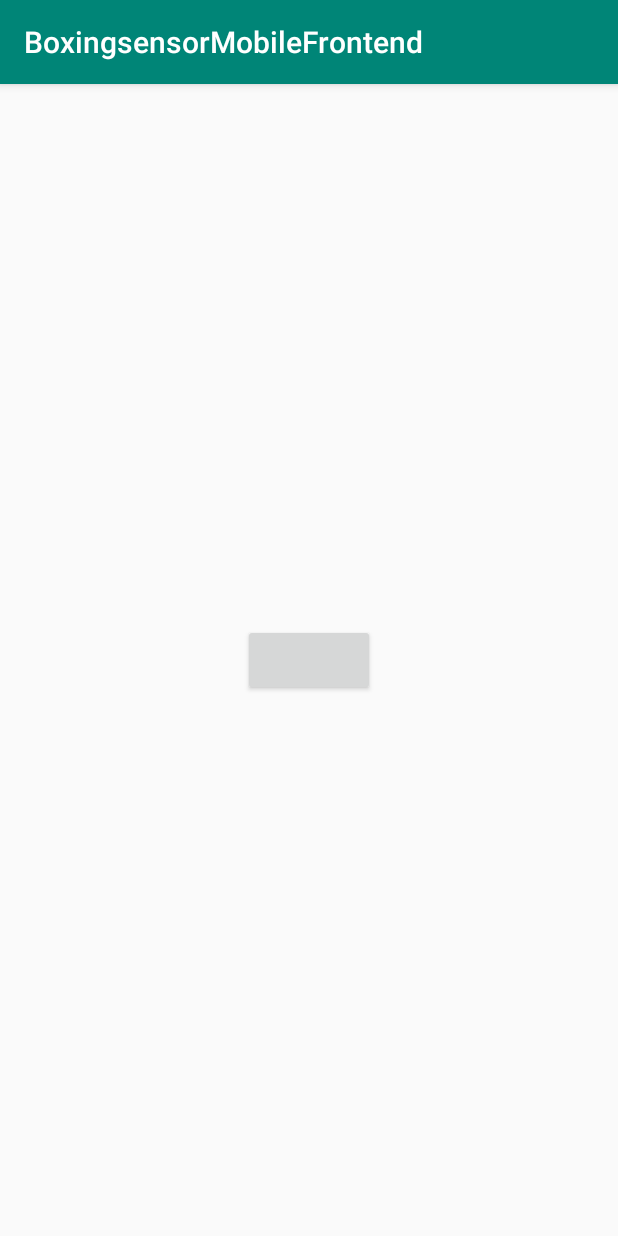
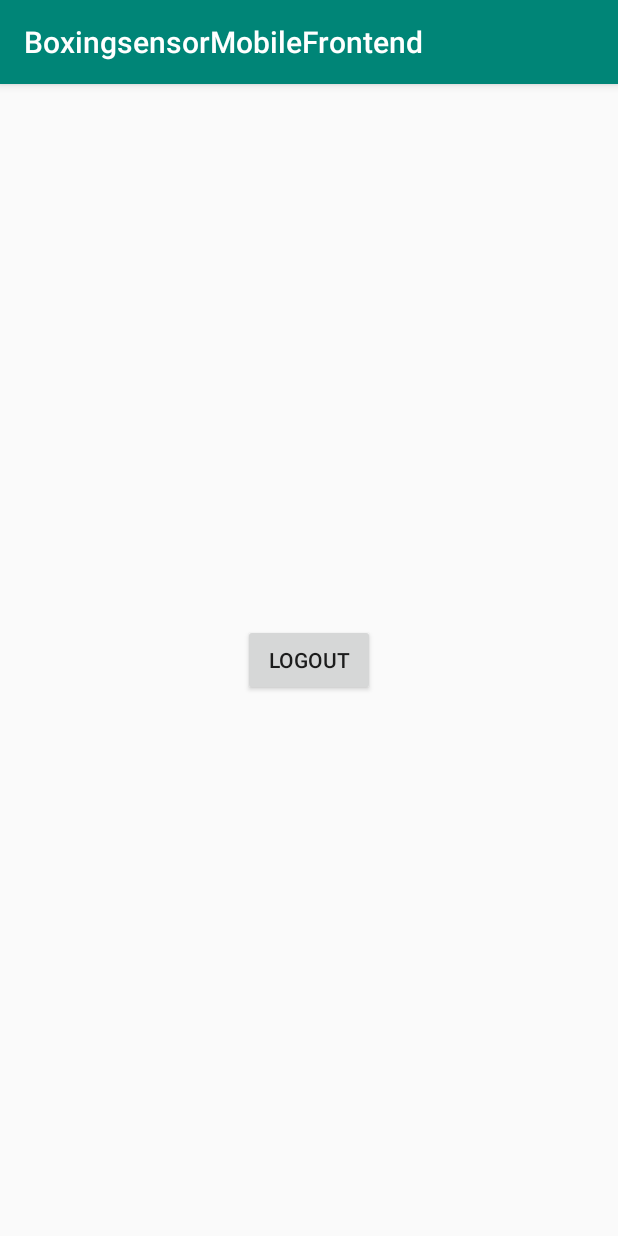
Before and after one commit to Gianni2U/BoxingSensorMobileFrontend, an Android app: the MainActivity screen opened directly, with no data from a screen before it, on a phone screen of 412 x 824 dp. Run offline under Robolectric (Android 15) with nearby library versions, the phone set to English and light mode, and no system bars; our stand-ins replace Firebase (no records; nobody signed in at launch, a user with empty details on screens opened directly).

Commit message:
added logout functionality

```diff
--- a/app/src/main/java/com/gianni/boxingsensormobilefrontend/MainActivity.java
+++ b/app/src/main/java/com/gianni/boxingsensormobilefrontend/MainActivity.java
@@ -2,13 +2,32 @@ package com.gianni.boxingsensormobilefrontend;
 
 import androidx.appcompat.app.AppCompatActivity;
 
+import android.content.Intent;
 import android.os.Bundle;
+import android.view.View;
+import android.widget.Button;
+import android.widget.Toast;
+
+import com.google.firebase.auth.FirebaseAuth;
 
 public class MainActivity extends AppCompatActivity {
+
+    private Button logout;
 
     @Override
     protected void onCreate(Bundle savedInstanceState) {
         super.onCreate(savedInstanceState);
         setContentView(R.layout.activity_main);
+
+        logout = findViewById(R.id.logout);
+
+        logout.setOnClickListener(new View.OnClickListener() {
+            @Override
+            public void onClick(View v) {
+                FirebaseAuth.getInstance().signOut();
+                Toast.makeText(MainActivity.this, "Logged out", Toast.LENGTH_SHORT).show();
+                startActivity(new Intent(MainActivity.this , StartActivity.class));
+            }
+        });
     }
 }
--- a/app/src/main/res/layout/activity_main.xml
+++ b/app/src/main/res/layout/activity_main.xml
@@ -10,6 +10,7 @@
         android:layout_width="wrap_content"
         android:layout_height="wrap_content"
         android:id="@+id/logout"
-        android:layout_centerInParent="true"/>
+        android:layout_centerInParent="true"
+        android:text="LOGOUT"/>
 
 </RelativeLayout>
```
